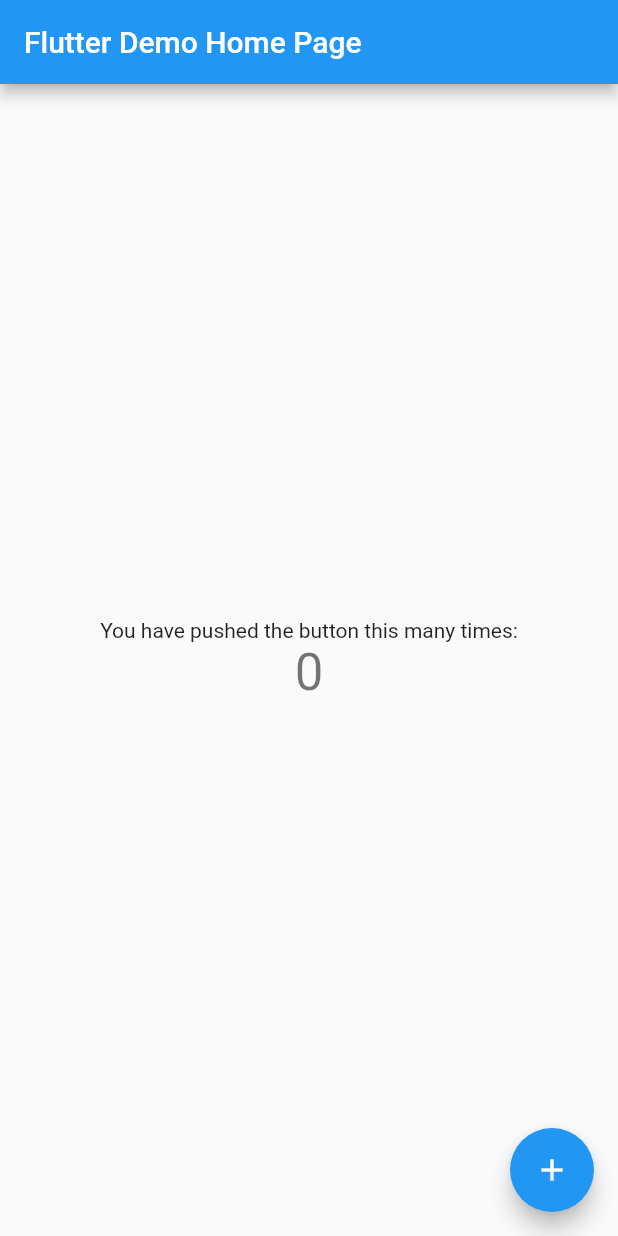
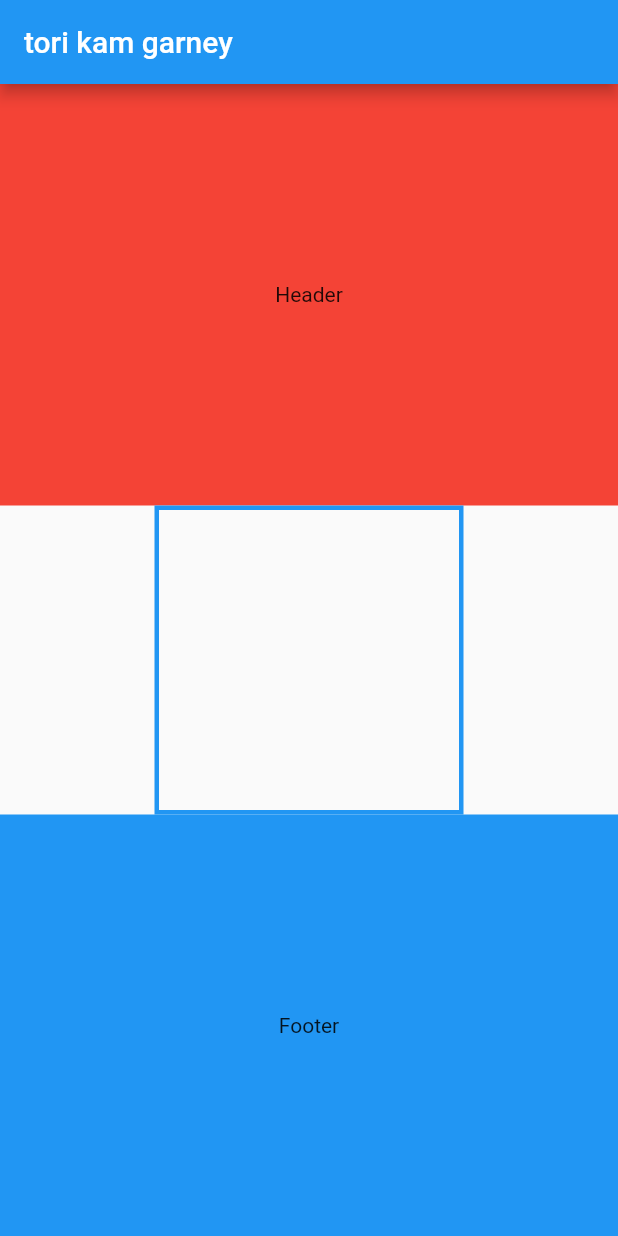
Before and after one commit to MinorProject-BCTAB075/Equation_Recogniser, a Flutter app: the screen it shows after launch, on a phone screen of 412 x 824 dp. Run offline on Flutter 3.47's test engine with Material 2 defaults, Android fonts, the phone set to English and light mode, and no system bars; statements that could not run were skipped.

```diff
--- /dev/null
+++ b/lib/constant.dart
@@ -0,0 +1,7 @@
+import 'dart:ui';
+import 'package:flutter/material.dart';
+
+const double kCanvasSize = 200.0;
+const double kStrokeWidth = 12.0;
+const Color kBlackBrushColor = Colors.black;
+const bool kIsAntiAlias = true;
--- /dev/null
+++ b/lib/draw_screen.dart
@@ -0,0 +1,95 @@
+import 'package:flutter/material.dart';
+import 'package:equation_recognizer/constant.dart';
+import 'package:equation_recognizer/draw_painter.dart';
+
+class RecognizerScreen extends StatefulWidget {
+  // ignore: prefer_const_constructors_in_immutables
+  RecognizerScreen({required Key key, required this.title}) : super(key: key);
+
+  final String title;
+
+  @override
+  _RecognizerScreen createState() => _RecognizerScreen();
+}
+
+class _RecognizerScreen extends State<RecognizerScreen> {
+  List<Offset> points = <Offset>[];
+
+  @override
+  Widget build(BuildContext context) {
+    return Scaffold(
+      appBar: AppBar(
+        // ignore: prefer_const_constructors
+        title: Text('tori kam garney '),
+      ),
+      body: Container(
+        child: Column(
+          mainAxisAlignment: MainAxisAlignment.center,
+          children: <Widget>[
+            Expanded(
+              flex: 1,
+              child: Container(
+                padding: EdgeInsets.all(16),
+                color: Colors.red,
+                alignment: Alignment.center,
+                child: Text('Header'),
+              ),
+            ),
+            Container(
+              decoration: new BoxDecoration(
+                border: new Border.all(
+                  width: 3.0,
+                  color: Colors.blue,
+                ),
+              ),
+              child: Builder(
+                builder: (BuildContext context) {
+                  return GestureDetector(
+                    onPanUpdate: (details) {
+                      setState(() {
+                        RenderBox renderBox =
+                            context.findRenderObject() as RenderBox;
+                        points.add(
+                            renderBox.globalToLocal(details.globalPosition));
+                      });
+                    },
+                    onPanStart: (details) {
+                      setState(() {
+                        RenderBox renderBox =
+                            context.findRenderObject() as RenderBox;
+                        points.add(
+                            renderBox.globalToLocal(details.globalPosition));
+                      });
+                    },
+                    onPanEnd: (details) {
+                      setState(() {
+                        points.add(Offset.zero);
+                      });
+                    },
+                    child: ClipRect(
+                      child: CustomPaint(
+                        size: Size(kCanvasSize, kCanvasSize),
+                        painter: drawingPainter(
+                          offsetPoints: points,
+                        ),
+                      ),
+                    ),
+                  );
+                },
+              ),
+            ),
+            Expanded(
+              flex: 1,
+              child: Container(
+                padding: EdgeInsets.all(16),
+                color: Colors.blue,
+                alignment: Alignment.center,
+                child: Text('Footer'),
+              ),
+            ),
+          ],
+        ),
+      ),
+    );
+  }
+}
--- a/lib/main.dart
+++ b/lib/main.dart
@@ -1,115 +1,26 @@
 import 'package:flutter/material.dart';
+import 'package:equation_recognizer/draw_screen.dart';
 
-void main() {
-  runApp(const MyApp());
-}
+void main() => runApp(handwritten());
 
-class MyApp extends StatelessWidget {
-  const MyApp({Key? key}) : super(key: key);
-
-  // This widget is the root of your application.
+class handwritten extends StatelessWidget {
   @override
   Widget build(BuildContext context) {
     return MaterialApp(
-      title: 'Flutter Demo',
+        /*title: 'Number Recognizer',
       theme: ThemeData(
-        // This is the theme of your application.
-        //
-        // Try running your application with "flutter run". You'll see the
-        // application has a blue toolbar. Then, without quitting the app, try
-        // changing the primarySwatch below to Colors.green and then invoke
-        // "hot reload" (press "r" in the console where you ran "flutter run",
-        // or simply save your changes to "hot reload" in a Flutter IDE).
-        // Notice that the counter didn't reset back to zero; the application
-        // is not restarted.
         primarySwatch: Colors.blue,
       ),
-      home: const MyHomePage(title: 'Flutter Demo Home Page'),
-    );
+      home: const RecognizerScreen(),
+      ),
+    );*/
+        title: 'Flutter Demo',
+        theme: ThemeData(
+          primarySwatch: Colors.blue,
+        ),
+        home: RecognizerScreen(
+          key: const Key("yaman"),
+          title: 'yaman',
+        ));
   }
 }
-
-class MyHomePage extends StatefulWidget {
-  const MyHomePage({Key? key, required this.title}) : super(key: key);
-
-  // This widget is the home page of your application. It is stateful, meaning
-  // that it has a State object (defined below) that contains fields that affect
-  // how it looks.
-
-  // This class is the configuration for the state. It holds the values (in this
-  // case the title) provided by the parent (in this case the App widget) and
-  // used by the build method of the State. Fields in a Widget subclass are
-  // always marked "final".
-
-  final String title;
-
-  @override
-  State<MyHomePage> createState() => _MyHomePageState();
-}
-
-class _MyHomePageState extends State<MyHomePage> {
-  int _counter = 0;
-
-  void _incrementCounter() {
-    setState(() {
-      // This call to setState tells the Flutter framework that something has
-      // changed in this State, which causes it to rerun the build method below
-      // so that the display can reflect the updated values. If we changed
-      // _counter without calling setState(), then the build method would not be
-      // called again, and so nothing would appear to happen.
-      _counter++;
-    });
-  }
-
-  @override
-  Widget build(BuildContext context) {
-    // This method is rerun every time setState is called, for instance as done
-    // by the _incrementCounter method above.
-    //
-    // The Flutter framework has been optimized to make rerunning build methods
-    // fast, so that you can just rebuild anything that needs updating rather
-    // than having to individually change instances of widgets.
-    return Scaffold(
-      appBar: AppBar(
-        // Here we take the value from the MyHomePage object that was created by
-        // the App.build method, and use it to set our appbar title.
-        title: Text(widget.title),
-      ),
-      body: Center(
-        // Center is a layout widget. It takes a single child and positions it
-        // in the middle of the parent.
-        child: Column(
-          // Column is also a layout widget. It takes a list of children and
-          // arranges them vertically. By default, it sizes itself to fit its
-          // children horizontally, and tries to be as tall as its parent.
-          //
-          // Invoke "debug painting" (press "p" in the console, choose the
-          // "Toggle Debug Paint" action from the Flutter Inspector in Android
-          // Studio, or the "Toggle Debug Paint" command in Visual Studio Code)
-          // to see the wireframe for each widget.
-          //
-          // Column has various properties to control how it sizes itself and
-          // how it positions its children. Here we use mainAxisAlignment to
-          // center the children vertically; the main axis here is the vertical
-          // axis because Columns are vertical (the cross axis would be
-          // horizontal).
-          mainAxisAlignment: MainAxisAlignment.center,
-          children: <Widget>[
-            const Text(
-              'You have pushed the button this many times:',
-            ),
-            Text(
-              '$_counter',
-              style: Theme.of(context).textTheme.headline4,
-            ),
-          ],
-        ),
-      ),
-      floatingActionButton: FloatingActionButton(
-        onPressed: _incrementCounter,
-        tooltip: 'Increment',
-        child: const Icon(Icons.add),
-      ), // This trailing comma makes auto-formatting nicer for build methods.
-    );
-  }
-}
```
Also changed, not shown: lib/draw_painter.dart (added, +25 -0 lines), lib/recognizer_screen.dart (deleted), pubspec.lock.
